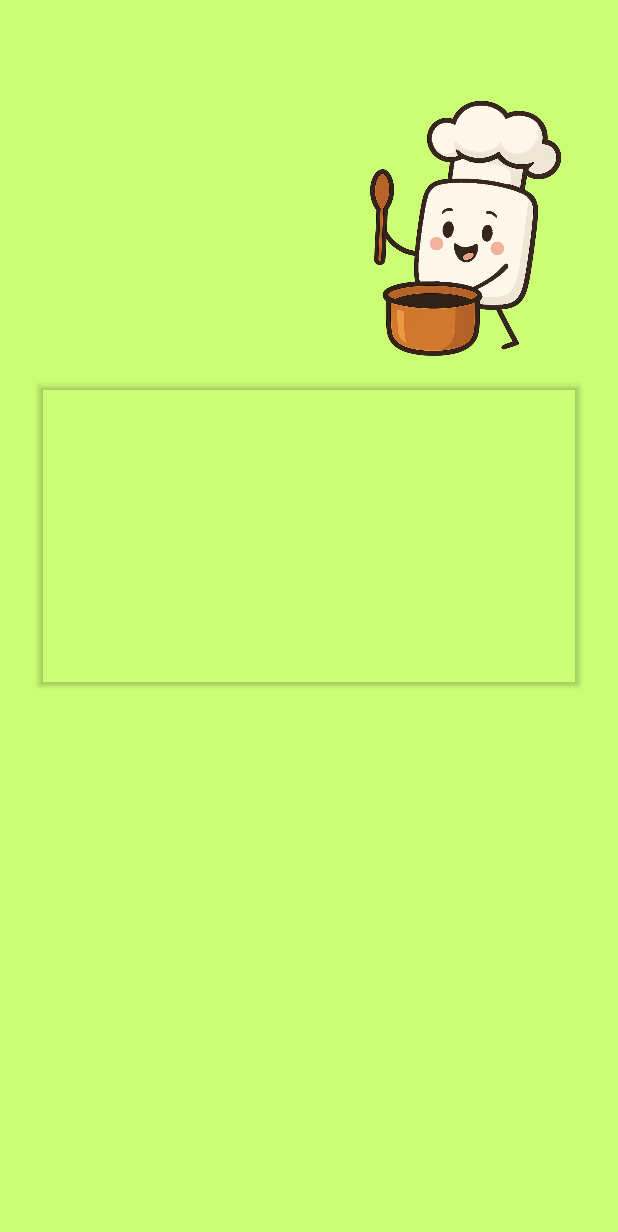
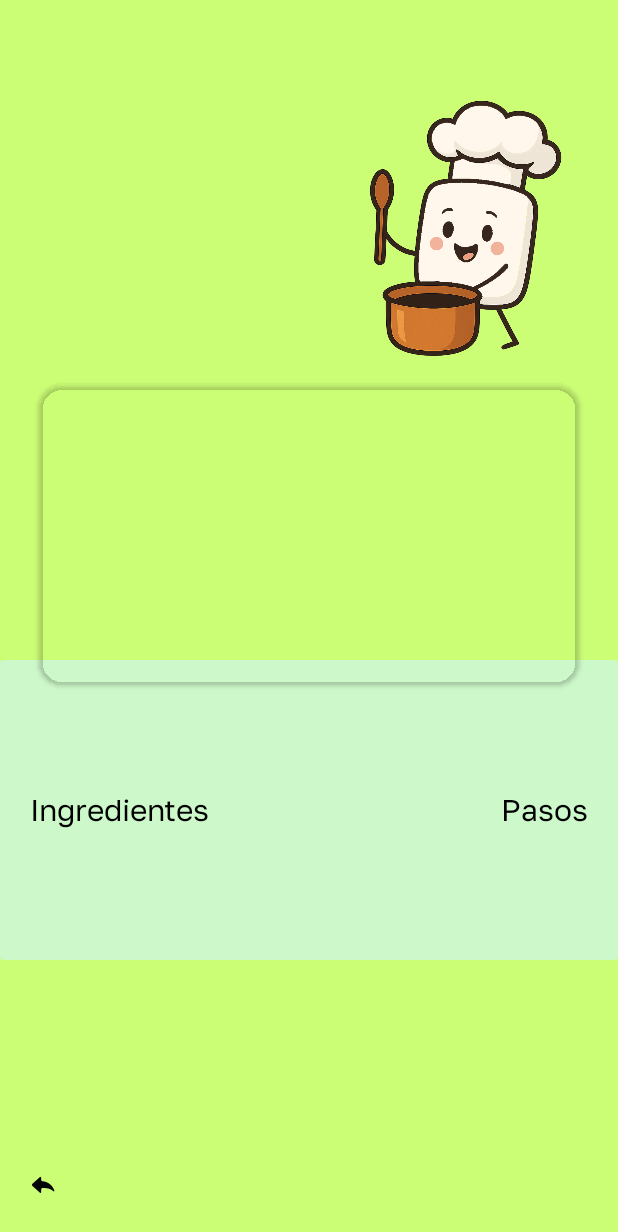
Before and after one commit to martinmorente-dev/Sugarit, an Android app: the InstructionsRecipeActivity screen opened directly, with no data from a screen before it, on a phone screen of 412 x 824 dp. Shown: the top 1232 px of the screen. Run offline under Robolectric (Android 15) with nearby library versions, the light colour scheme and no system bars.

Commit message:
Update&Create
I just finished the view of the instructions. I need to change the btn of the RecipieResultActivity because I want to copy that btn and put into the RecipieActivity but instead be a Button I prefer it to be a ImageButton to make it more visual and attractive

```diff
--- a/app/src/main/java/com/martin_dev/sugarit/views/recipie/RecipieActivity.kt
+++ b/app/src/main/java/com/martin_dev/sugarit/views/recipie/RecipieActivity.kt
@@ -2,19 +2,15 @@ package com.martin_dev.sugarit.views.recipie
 
 import android.content.Intent
 import android.os.Bundle
-import android.util.Log
-import androidx.activity.viewModels
 import androidx.appcompat.app.AppCompatActivity
 import com.martin_dev.sugarit.backend.utilites.traductions.TranslaterSpToEn
 import com.martin_dev.sugarit.backend.utilites.validation.AlertMessage
-import com.martin_dev.sugarit.backend.viewmodels.RecipieViewModel
 import com.martin_dev.sugarit.databinding.ActivityRecipieBinding
 import com.martin_dev.sugarit.views.recipie.recycler.RecipieResultActivity
 
 class RecipieActivity : AppCompatActivity() {
 
     private lateinit var binding: ActivityRecipieBinding
-    private val viewModel: RecipieViewModel by viewModels()
 
     override fun onCreate(savedInstanceState: Bundle?) {
         super.onCreate(savedInstanceState)
@@ -29,7 +25,7 @@ class RecipieActivity : AppCompatActivity() {
             AlertMessage().createAlert("alergiesInfo",this) {inputUser ->
                 val alergies: String = inputUser
                 var ingredients: String = binding.userIngredients.editText?.text.toString()
-                var intent = Intent(this, RecipieResultActivity::class.java)
+                val intent = Intent(this, RecipieResultActivity::class.java)
                 TranslaterSpToEn().translate(ingredients) { translatedText ->
                     ingredients = translatedText.toString()
                     intent.putExtra("ingredients", ingredients)
--- a/app/src/main/java/com/martin_dev/sugarit/views/recipie/instructions/InstructionsRecipeActivity.kt
+++ b/app/src/main/java/com/martin_dev/sugarit/views/recipie/instructions/InstructionsRecipeActivity.kt
@@ -1,21 +1,28 @@
 package com.martin_dev.sugarit.views.recipie.instructions
 
+import android.content.Intent
 import android.os.Bundle
 import androidx.activity.enableEdgeToEdge
 import androidx.appcompat.app.AppCompatActivity
-import androidx.core.view.ViewCompat
-import androidx.core.view.WindowInsetsCompat
-import com.martin_dev.sugarit.R
+import com.martin_dev.sugarit.databinding.ActivityInstructionsRecipeBinding
+import com.martin_dev.sugarit.views.recipie.RecipieActivity
 
 class InstructionsRecipeActivity : AppCompatActivity() {
+
+    private lateinit var binding: ActivityInstructionsRecipeBinding
+
     override fun onCreate(savedInstanceState: Bundle?) {
         super.onCreate(savedInstanceState)
+        binding = ActivityInstructionsRecipeBinding.inflate(layoutInflater)
+        setContentView(binding.root)
         enableEdgeToEdge()
-        setContentView(R.layout.activity_instructions_recipe)
-        ViewCompat.setOnApplyWindowInsetsListener(findViewById(R.id.main)) { v, insets ->
-            val systemBars = insets.getInsets(WindowInsetsCompat.Type.systemBars())
-            v.setPadding(systemBars.left, systemBars.top, systemBars.right, systemBars.bottom)
-            insets
+        innitListenners()
+    }
+
+    private fun innitListenners()
+    {
+        binding.backBtn.setOnClickListener{
+            startActivity(Intent(this, RecipieActivity::class.java))
         }
     }
 }
--- a/app/src/main/res/drawable/go_back.xml
+++ b/app/src/main/res/drawable/go_back.xml
@@ -1,11 +1,14 @@
 <vector xmlns:android="http://schemas.android.com/apk/res/android"
-    android:width="64dp"
-    android:height="64dp"
-    android:viewportWidth="375"
-    android:viewportHeight="375">
-  <group>
+    xmlns:tools="http://schemas.android.com/tools"
+    android:width="70dp"
+    android:height="70dp"
+    android:viewportWidth="275"
+    android:viewportHeight="275">
+  <group
+      android:translateX="-120">
     <clip-path
-        android:pathData="M156.21,159L216,159L216,202L156.21,202ZM156.21,159"/>
+        android:pathData="M156.21,159L216,159L216,202L156.21,202ZM156.21,159"
+        tools:ignore="VectorRaster" />
     <path
         android:pathData="M180.64,166.92L180.64,161.24C180.64,159.54 178.65,158.69 177.52,159.82L157.91,177.43C156.21,178.85 156.21,181.69 157.91,183.11L177.52,201.29C178.65,202.43 180.64,201.57 180.64,199.87L180.64,192.48C180.64,190.29 182.45,188.51 184.65,188.51C200.25,188.52 208.2,192.77 212.75,197.03C214.17,198.17 216.16,196.75 215.59,195.04C209.34,179.7 196.55,172.04 184.62,170.9C182.35,170.9 180.64,169.2 180.64,166.92"
         android:fillColor="#040606"
--- a/app/src/main/res/layout/activity_instructions_recipe.xml
+++ b/app/src/main/res/layout/activity_instructions_recipe.xml
@@ -1,7 +1,7 @@
 <?xml version="1.0" encoding="utf-8"?>
 <androidx.constraintlayout.widget.ConstraintLayout xmlns:android="http://schemas.android.com/apk/res/android"
+    xmlns:app="http://schemas.android.com/apk/res-auto"
     xmlns:tools="http://schemas.android.com/tools"
-    xmlns:app="http://schemas.android.com/apk/res-auto"
     android:id="@+id/main"
     android:layout_width="match_parent"
     android:layout_height="match_parent"
@@ -11,43 +11,101 @@
         android:id="@+id/title"
         android:layout_width="200sp"
         android:layout_height="wrap_content"
-        app:layout_constraintTop_toTopOf="parent"
+        android:padding="10dp"
+        android:textAllCaps="true"
+        android:textSize="30sp"
         app:layout_constraintEnd_toEndOf="parent"
         app:layout_constraintStart_toStartOf="parent"
-        android:textAllCaps="true"
-        android:textSize="30sp"
-        android:padding="10dp"
-        />
+        app:layout_constraintTop_toTopOf="parent" />
 
     <ImageView
         android:id="@+id/marsmellowImg"
         android:layout_width="200dp"
         android:layout_height="200dp"
+        android:contentDescription="@string/marshmallowChef"
+        android:src="@drawable/malvavisco_cheef"
         app:layout_constraintEnd_toEndOf="parent"
-        app:layout_constraintTop_toBottomOf="@+id/title"
-        android:src="@drawable/malvavisco_cheef"
-        android:contentDescription="@string/marshmallowChef"
-        />
+        app:layout_constraintTop_toBottomOf="@+id/title" />
+
+    <androidx.cardview.widget.CardView
+        android:id="@+id/containerRecipe"
+        android:layout_width="0dp"
+        android:layout_height="200dp"
+        android:backgroundTint="@color/background_component"
+        app:cardElevation="-8dp"
+        app:layout_constraintBottom_toBottomOf="parent"
+        app:layout_constraintEnd_toEndOf="parent"
+        app:layout_constraintStart_toStartOf="parent"
+        app:layout_constraintTop_toBottomOf="@+id/marsmellowImg">
+
+        <TextView
+            android:layout_width="wrap_content"
+            android:layout_height="wrap_content"
+            android:layout_gravity="center|start"
+            android:layout_marginStart="20dp"
+            android:text="@string/ingredients"
+            android:textColor="@color/black"
+            android:textSize="20sp" />
+
+        <TextView
+            android:layout_width="wrap_content"
+            android:layout_height="wrap_content"
+            android:layout_gravity="center|end"
+            android:layout_marginEnd="20dp"
+            android:text="@string/steps"
+            android:textColor="@color/black"
+            android:textSize="20sp" />
+
+        <TextView
+            android:id="@+id/ingredientsList"
+            android:layout_width="wrap_content"
+            android:layout_height="wrap_content"
+            android:layout_gravity="center|bottom|start"
+            android:layout_marginStart="30dp"
+            android:layout_marginBottom="40dp" />
+
+        <TextView
+            android:id="@+id/stepsList"
+            android:layout_width="wrap_content"
+            android:layout_height="wrap_content"
+            android:layout_gravity="center|bottom|end"
+            android:layout_marginEnd="60dp"
+            android:layout_marginBottom="40dp" />
+
+    </androidx.cardview.widget.CardView>
+
 
     <androidx.cardview.widget.CardView
         android:layout_width="360dp"
         android:layout_height="200dp"
-        app:layout_constraintTop_toBottomOf="@+id/marsmellowImg"
+        android:backgroundTint="@color/none"
+        android:padding="10dp"
+        app:cardCornerRadius="16dp"
         app:layout_constraintEnd_toEndOf="parent"
         app:layout_constraintStart_toStartOf="parent"
-        android:backgroundTint="@color/none"
-        android:padding="10dp"
-        >
+        app:layout_constraintTop_toBottomOf="@+id/marsmellowImg">
 
         <ImageView
             android:layout_width="match_parent"
             android:layout_height="match_parent"
+            android:contentDescription="@string/image_context"
             android:scaleType="centerCrop"
-            app:layout_constraintTop_toBottomOf="@+id/marsmellowImg"
             app:layout_constraintEnd_toEndOf="parent"
-            app:layout_constraintStart_toStartOf="parent" />
-
+            app:layout_constraintStart_toStartOf="parent"
+            app:layout_constraintTop_toBottomOf="@+id/marsmellowImg" />
     </androidx.cardview.widget.CardView>
 
-
+    <ImageButton
+        android:id="@+id/backBtn"
+        android:layout_width="wrap_content"
+        android:layout_height="wrap_content"
+        android:backgroundTint="@color/none"
+        android:contentDescription="@string/backBtn"
+        android:src="@drawable/go_back"
+        app:layout_constraintBottom_toBottomOf="parent"
+        app:layout_constraintEnd_toEndOf="parent"
+        app:layout_constraintHorizontal_bias="0"
+        app:layout_constraintStart_toStartOf="parent"
+        app:layout_constraintTop_toTopOf="@+id/containerRecipe"
+        app:layout_constraintVertical_bias="1" />
 </androidx.constraintlayout.widget.ConstraintLayout>
--- a/app/src/main/res/values/strings.xml
+++ b/app/src/main/res/values/strings.xml
@@ -33,12 +33,17 @@
     <string name="camera_context">Imagen para encender la cámara del móvil y escanear la comida</string>
     <string name="fridge_context">Imagen nevera</string>
     <string name="marshmallow">Imagen de un malvavisco esperando alégremente</string>
+    <string name="marshmallowChef">Imagen Malvavisco</string>
+    <string name="backBtn">Botón para ir hacia atrás</string>
 
     <!-- Item Recipie Save-->
     <string name="erase_btn">Eliminar</string>
 
     <!-- Instructions Recipie -->
-    <string name="marshmallowChef">Imagen Malvavisco</string>
+    <string name="image_context">Imagen de la receta</string>
+    <string name="ingredients">Ingredientes</string>
+    <string name="steps">Pasos</string>
+
 
     <!--Activity Result-->
     <string name="btn_user_recipies">Mis Recetas</string>
```
